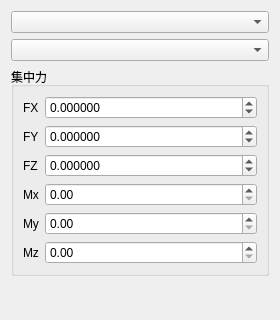
First picture: the form in plugins/Base_PhysicalField/PointForcePage.ui, repository asd977/base_cae, before the edit.
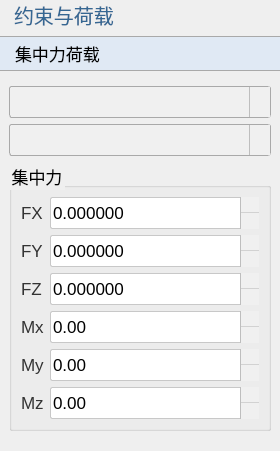
Second picture: the form after the edit. Icons and pictures are not drawn.

Commit message: style: use existing arrow assets and remove custom svg files

What changed in the file:
```diff
--- a/plugins/Base_PhysicalField/PointForcePage.ui
+++ b/plugins/Base_PhysicalField/PointForcePage.ui
@@ -13,7 +13,143 @@
   <property name="windowTitle">
    <string>集中力荷载</string>
   </property>
+  <property name="styleSheet">
+   <string notr="true">QWidget{
+font-family: &quot;Microsoft YaHei&quot;, &quot;微软雅黑&quot;;
+}
+QPushButton {
+    font-size: 17px;
+    min-height: 32px;
+}
+QPushButton#pushButton {
+    background-color: rgb(224, 233, 244);
+    border-width: 1px;
+    border-color: rgb(121, 121, 121);
+    border-style: solid;
+    min-height: 33px;
+    border-top: 1px solid rgb(169, 169, 169);
+    border-bottom: 1px solid rgb(169, 169, 169);
+    border-left: none;
+    border-right: none;
+    text-align: left;
+    padding-left: 15px;
+    font-size: 17px;
+}
+QLabel {
+    font-size: 17px;
+    color: rgb(51, 51, 51);
+}
+QLabel#pageNameLabel {
+    font-size: 20px;
+    padding-left: 9px;
+    color: rgb(53, 103, 147);
+}
+QLineEdit, QTextEdit, QPlainTextEdit, QSpinBox, QDoubleSpinBox, QDateTimeEdit {
+    border: 1px solid rgb(200, 200, 200);
+    border-radius: 2px;
+    font-size: 17px;
+    min-height: 30px;
+}
+QLineEdit:focus, QTextEdit:focus, QPlainTextEdit:focus,
+QSpinBox:focus, QDoubleSpinBox:focus, QDateTimeEdit:focus {
+    border-color: rgb(100, 100, 255);
+    outline: none;
+}
+QComboBox {
+    font-size: 17px;
+    color: rgb(51, 51, 51);
+    padding-left: 6px;
+    background: rgb(240, 240, 240);
+    border: 1px solid rgb(169, 169, 169);
+    border-radius: 3px;
+    min-height: 30px;
+}
+QComboBox::drop-down {
+    subcontrol-origin: padding;
+    subcontrol-position: top right;
+    width: 20px;
+    background: rgb(240, 240, 240);
+    border-left: 1px solid rgb(190, 190, 190);
+}
+QComboBox::down-arrow {
+    image: url(:/resources/down_arrow.png);
+    width: 12px;
+    height: 12px;
+}
+QSpinBox::up-button, QDoubleSpinBox::up-button {
+    subcontrol-origin: border;
+    subcontrol-position: top right;
+    width: 18px;
+    border-left: 1px solid rgb(190, 190, 190);
+    border-bottom: 1px solid rgb(210, 210, 210);
+    background: rgb(240, 240, 240);
+}
+QSpinBox::down-button, QDoubleSpinBox::down-button {
+    subcontrol-origin: border;
+    subcontrol-position: bottom right;
+    width: 18px;
+    border-left: 1px solid rgb(190, 190, 190);
+    background: rgb(240, 240, 240);
+}
+QSpinBox::up-arrow, QDoubleSpinBox::up-arrow {
+    image: url(:/resources/up_arrow.png);
+    width: 10px;
+    height: 10px;
+}
+QSpinBox::down-arrow, QDoubleSpinBox::down-arrow {
+    image: url(:/resources/down_arrow.png);
+    width: 10px;
+    height: 10px;
+}
+QRadioButton, QCheckBox, QGroupBox {
+    font-size: 17px;
+}
+QTableWidget, QTreeWidget, QListWidget {
+    font-size: 16px;
+    gridline-color: rgb(210, 210, 210);
+}
+
+</string>
+  </property>
   <layout class="QVBoxLayout" name="verticalLayout">
+   <property name="leftMargin">
+    <number>0</number>
+   </property>
+   <property name="topMargin">
+    <number>0</number>
+   </property>
+   <property name="rightMargin">
+    <number>0</number>
+   </property>
+   <item>
+    <widget class="QLabel" name="pageNameLabel">
+     <property name="sizePolicy">
+      <sizepolicy hsizetype="Preferred" vsizetype="Fixed">
+       <horstretch>0</horstretch>
+       <verstretch>0</verstretch>
+      </sizepolicy>
+     </property>
+     <property name="text">
+      <string>约束与荷载</string>
+     </property>
+    </widget>
+   </item>
+   <item>
+    <widget class="QPushButton" name="pushButton">
+     <property name="sizePolicy">
+      <sizepolicy hsizetype="Ignored" vsizetype="Fixed">
+       <horstretch>0</horstretch>
+       <verstretch>0</verstretch>
+      </sizepolicy>
+     </property>
+     <property name="text">
+      <string>集中力荷载</string>
+     </property>
+    </widget>
+   </item>
+   <item>
+    <widget class="QWidget" name="contentWidget" native="true">
+     <layout class="QVBoxLayout" name="contentLayout">
    <item>
     <widget class="QComboBox" name="comboBoxDim"/>
    </item>
@@ -124,7 +260,10 @@
       </item>
      </layout>
     </widget>
+   </item>     </layout>
+    </widget>
    </item>
+
    <item>
     <spacer name="verticalSpacer">
      <property name="orientation">
```
The commit also changes 42 other files.
